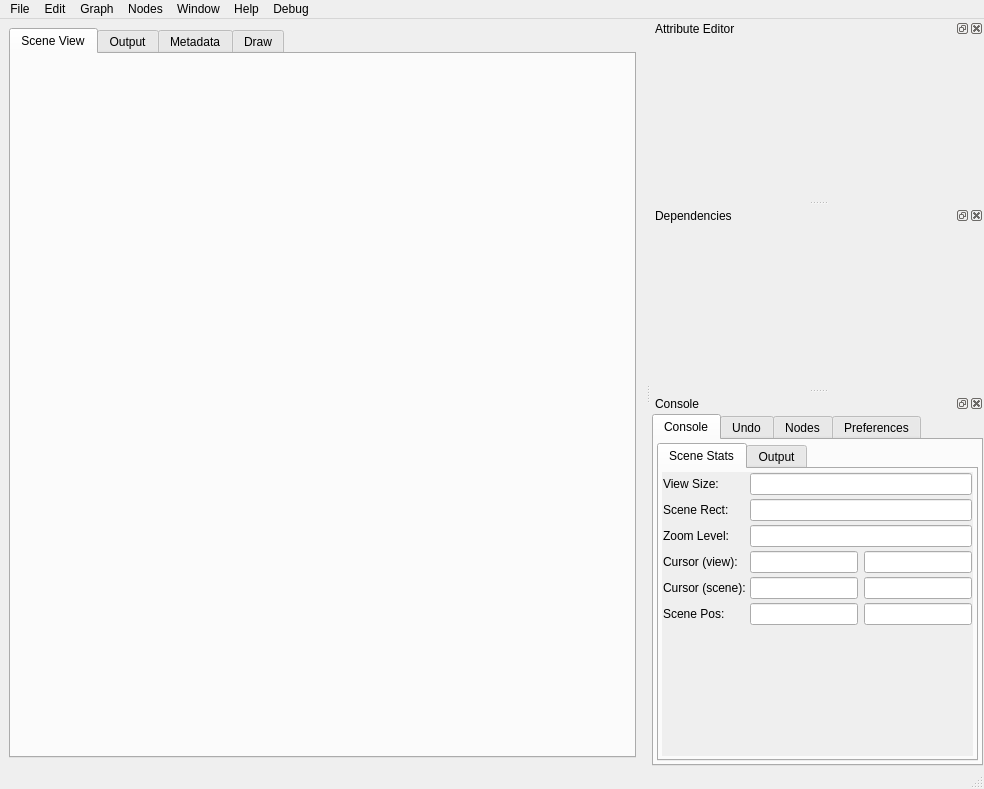
Before: the Qt Designer form ui/SceneGraph.ui in mfessenden/SceneGraph, drawn with Qt 5.
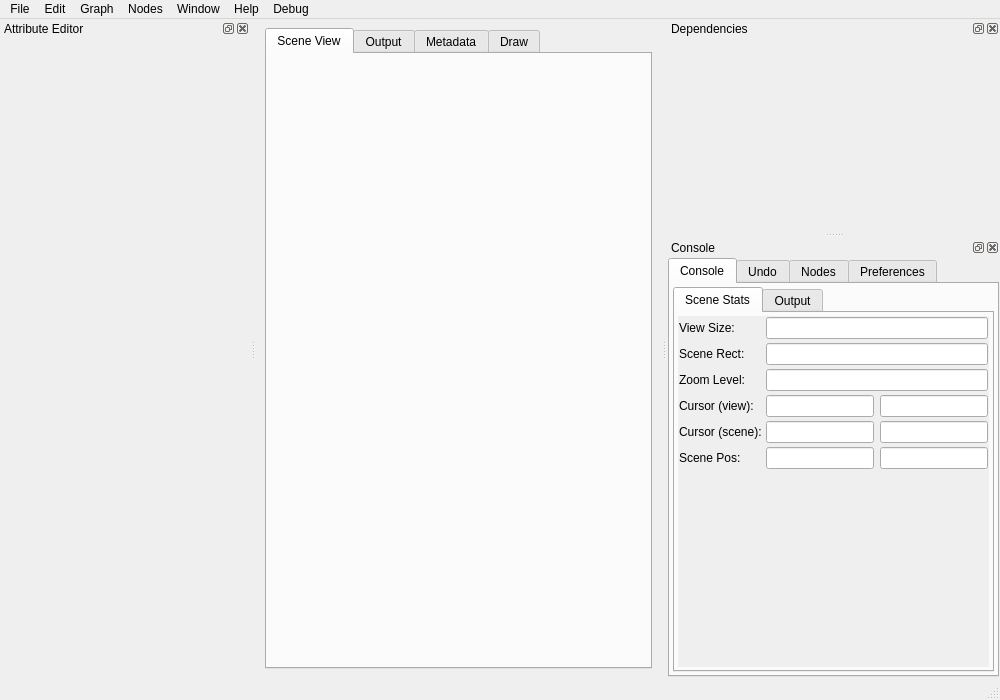
After: the same form once the commit is applied. Icons and pictures are not drawn.

Commit message: - merge changes from windows branch

Patch:
```diff
--- a/ui/SceneGraph.ui
+++ b/ui/SceneGraph.ui
@@ -6,8 +6,8 @@
    <rect>
     <x>0</x>
     <y>0</y>
-    <width>984</width>
-    <height>789</height>
+    <width>1000</width>
+    <height>700</height>
    </rect>
   </property>
   <property name="windowTitle">
@@ -143,8 +143,8 @@
     <rect>
      <x>0</x>
      <y>0</y>
-     <width>984</width>
-     <height>25</height>
+     <width>1000</width>
+     <height>18</height>
     </rect>
    </property>
    <widget class="QMenu" name="menu_file">
@@ -249,7 +249,7 @@
     <string>Attribute Editor</string>
    </property>
    <attribute name="dockWidgetArea">
-    <number>2</number>
+    <number>1</number>
    </attribute>
    <widget class="QWidget" name="attrEditorWidgetContents">
     <layout class="QVBoxLayout" name="attrEditorWidgetContentsLayout">
@@ -272,8 +272,8 @@
          <rect>
           <x>0</x>
           <y>0</y>
-          <width>377</width>
-          <height>142</height>
+          <width>244</width>
+          <height>638</height>
          </rect>
         </property>
         <layout class="QVBoxLayout" name="attributeScrollAreaLayout">
@@ -321,8 +321,8 @@
          <rect>
           <x>0</x>
           <y>0</y>
-          <width>377</width>
-          <height>141</height>
+          <width>323</width>
+          <height>194</height>
          </rect>
         </property>
         <layout class="QVBoxLayout" name="sceneScrollAreaLayout">
@@ -426,8 +426,8 @@
                  <rect>
                   <x>0</x>
                   <y>0</y>
-                  <width>361</width>
-                  <height>274</height>
+                  <width>307</width>
+                  <height>358</height>
                  </rect>
                 </property>
                 <layout class="QFormLayout" name="consoleScrollAreaLayout">
```
Left out of the diff: 16 changed lines with no effect on the pictures. The commit also changes 6 other files.
